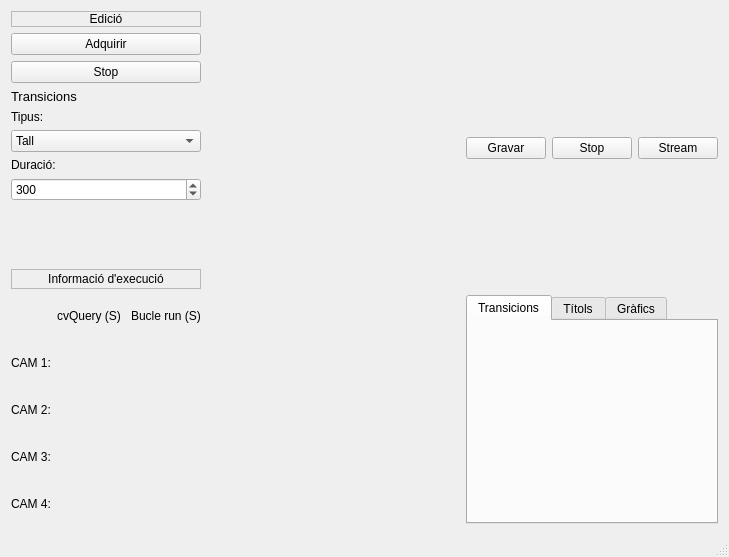
First picture: the form in mainwindow.ui, repository acamara/videoview, before the edit.
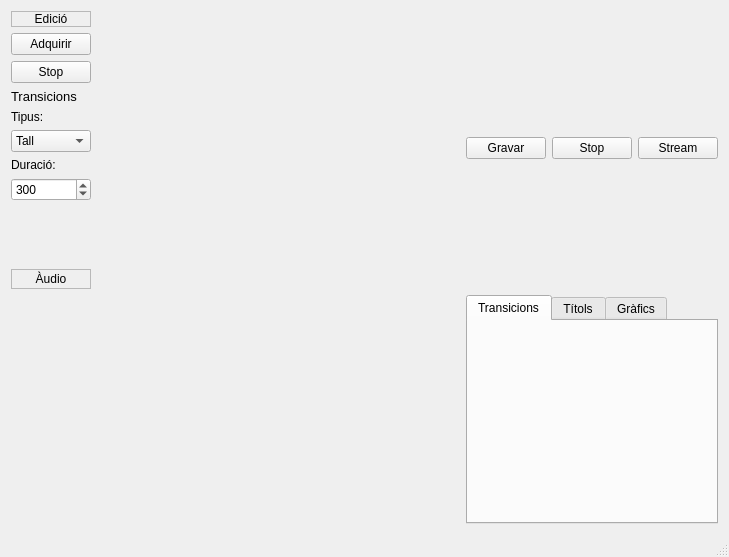
Second picture: the form after the edit. The open tabs and pages were chosen to show the change.

The edit to the form file:
```diff
--- a/mainwindow.ui
+++ b/mainwindow.ui
@@ -169,59 +169,13 @@
         </item>
        </layout>
       </item>
-      <item row="4" column="0">
-       <layout class="QGridLayout" name="gridLayout_3">
-        <item row="1" column="0">
-         <widget class="QLabel" name="InfoQThread1">
-          <property name="text">
-           <string>CAM 1:</string>
-          </property>
-         </widget>
-        </item>
-        <item row="2" column="0">
-         <widget class="QLabel" name="InfoQThread2">
-          <property name="text">
-           <string>CAM 2:</string>
-          </property>
-         </widget>
-        </item>
-        <item row="3" column="0">
-         <widget class="QLabel" name="InfoQThread3">
-          <property name="text">
-           <string>CAM 3:</string>
-          </property>
-         </widget>
-        </item>
-        <item row="4" column="0">
-         <widget class="QLabel" name="InfoQThread4">
-          <property name="text">
-           <string>CAM 4:</string>
-          </property>
-         </widget>
-        </item>
-        <item row="0" column="1">
-         <widget class="QLabel" name="label">
-          <property name="text">
-           <string>cvQuery (S) </string>
-          </property>
-         </widget>
-        </item>
-        <item row="0" column="2">
-         <widget class="QLabel" name="label_2">
-          <property name="text">
-           <string>Bucle run (S)</string>
-          </property>
-         </widget>
-        </item>
-       </layout>
-      </item>
       <item row="3" column="0">
        <widget class="QLabel" name="Informaciotempsexecucio">
         <property name="frameShape">
          <enum>QFrame::StyledPanel</enum>
         </property>
         <property name="text">
-         <string>Informació d'execució</string>
+         <string>Àudio</string>
         </property>
         <property name="alignment">
          <set>Qt::AlignCenter</set>
```
Left out of the diff: 31 changed lines with no effect on the pictures.
